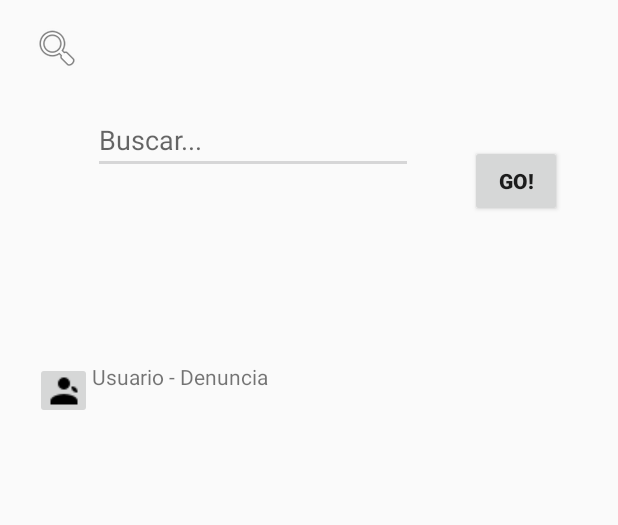
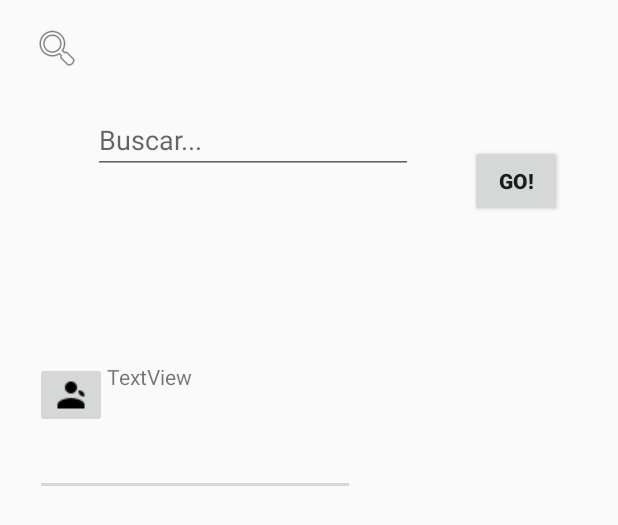
Before and after one commit to rrsegnini/AP-RESPETO., an Android app: the layout content_main_feed.xml on its own in the app's theme, with its tools: preview values and no code run, on a phone screen of 412 x 824 dp. Shown: the top 525 px of the screen. Run offline under Robolectric (Android 15) with nearby library versions, the phone set to English and light mode, and no system bars.

Commit message:
Update on feed

```diff
--- a/app/src/main/res/layout/content_main_feed.xml
+++ b/app/src/main/res/layout/content_main_feed.xml
@@ -23,33 +23,35 @@
 
         <TableRow
             android:layout_width="match_parent"
-            android:layout_height="match_parent" >
+            android:layout_height="match_parent">
 
-            <LinearLayout
+
+            <RelativeLayout
                 android:layout_width="match_parent"
-                android:layout_height="match_parent"
-                android:orientation="vertical">
+                android:layout_height="match_parent">
 
-                <LinearLayout
-                    android:layout_width="match_parent"
-                    android:layout_height="match_parent"
-                    android:orientation="horizontal">
+                <ImageButton
+                    android:id="@+id/profileButton1"
+                    android:layout_width="wrap_content"
+                    android:layout_height="wrap_content"
+                    app:srcCompat="@drawable/icons8_person_female_24" />
 
-                    <ImageButton
-                        android:id="@+id/imageButton"
-                        android:layout_width="38dp"
-                        android:layout_height="38dp"
-                        android:layout_weight="1"
-                        app:srcCompat="@drawable/icons8_person_female_24" />
+                <TextView
+                    android:id="@+id/textName"
+                    android:layout_width="wrap_content"
+                    android:layout_height="wrap_content"
+                    android:text="TextView"
+                    android:layout_toRightOf="@+id/profileButton1"/>
 
-                    <TextView
-                        android:id="@+id/textView4"
-                        android:layout_width="wrap_content"
-                        android:layout_height="wrap_content"
-                        android:layout_weight="1"
-                        android:text="Usuario - Denuncia" />
-                </LinearLayout>
-            </LinearLayout>
+                <EditText
+                    android:id="@+id/textInfo"
+                    android:layout_width="wrap_content"
+                    android:layout_height="wrap_content"
+                    android:ems="10"
+                    android:inputType="textMultiLine"
+                    android:layout_below="@id/profileButton1"/>
+            </RelativeLayout>
+
         </TableRow>
 
         <TableRow
```
